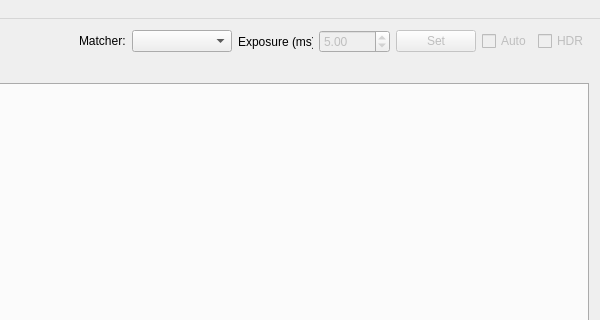
i3drobotics/stereo-vision-toolkit, file src/mainwindow.ui: the form before one commit; both pictures show x 680 to 1280 and y 0 to 320 of the 1280 by 800 pixel window.
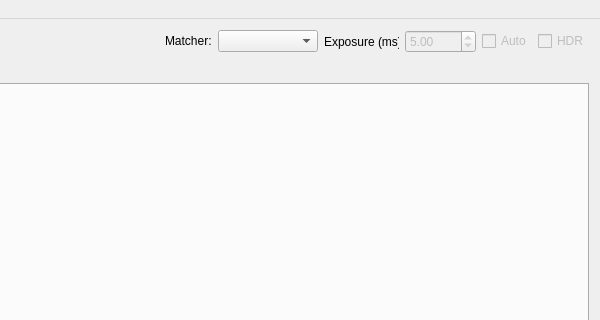
The form after the commit. The open tabs and pages were chosen to show the change.

Commit message: Remove unecessary exposure button, disable calibration wizard until stable

The edit to the form file:
```diff
--- a/src/mainwindow.ui
+++ b/src/mainwindow.ui
@@ -298,16 +298,6 @@
          </widget>
         </item>
         <item row="1" column="2">
-         <widget class="QPushButton" name="exposureSetButton">
-          <property name="enabled">
-           <bool>false</bool>
-          </property>
-          <property name="text">
-           <string>Set</string>
-          </property>
-         </widget>
-        </item>
-        <item row="1" column="3">
          <widget class="QCheckBox" name="autoExposeCheck">
           <property name="enabled">
            <bool>false</bool>
```
Left out of the diff: 4 changed lines with no effect on the pictures. The commit also changes 1 other file.
